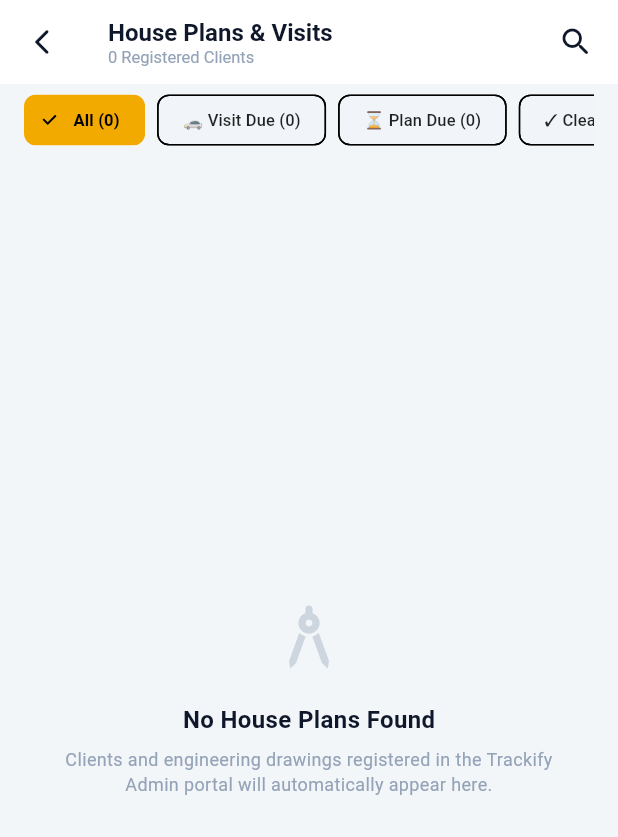
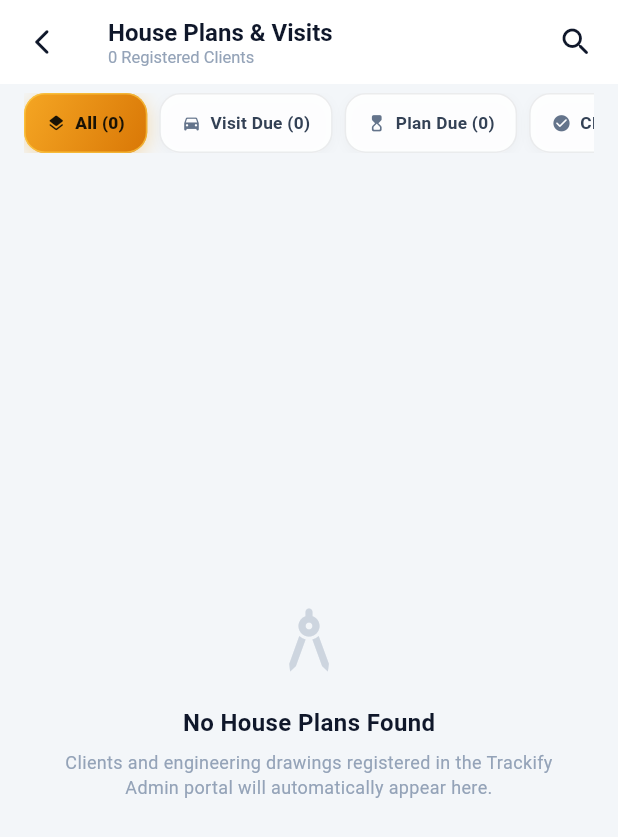
Before and after one commit to Tanvir4801/YS-Trackify, a Flutter app: the HousePlansListScreen screen opened directly, on a phone screen of 412 x 824 dp. Shown: the top 837 px of the screen. Run offline on Flutter 3.47's test engine with Material 3 defaults, Android fonts, the phone set to English and light mode, and no system bars; our stand-ins replace cloud_firestore, cloud_functions, connectivity_plus, device_info_plus, firebase_auth, firebase_core and 16 more; missing offline and left inert: dart:html, excel, firebase_app_check, mobile_scanner; accounts and stored records are empty.

Commit message:
fix: accurate partial paid percentage badge and luxury filter pills without white borders

```diff
--- a/lib/screens/plans/house_plans_list_screen.dart
+++ b/lib/screens/plans/house_plans_list_screen.dart
@@ -184,14 +184,14 @@ class _HousePlansListScreenState extends State<HousePlansListScreen> {
 
   Widget _buildFilterTabs(HousePlansProvider provider, bool isDark) {
     final filters = [
-      {'id': 'all', 'label': 'All (${provider.totalClientsCount})'},
-      {'id': 'visit_due', 'label': '🚗 Visit Due (${provider.visitDueCount})'},
-      {'id': 'plan_pending', 'label': '⏳ Plan Due (${provider.planPendingCount})'},
-      {'id': 'cleared', 'label': '✓ Cleared (${provider.clearedCount})'},
+      {'id': 'all', 'label': 'All (${provider.totalClientsCount})', 'icon': Icons.layers_rounded},
+      {'id': 'visit_due', 'label': 'Visit Due (${provider.visitDueCount})', 'icon': Icons.directions_car_rounded},
+      {'id': 'plan_pending', 'label': 'Plan Due (${provider.planPendingCount})', 'icon': Icons.hourglass_top_rounded},
+      {'id': 'cleared', 'label': 'Cleared (${provider.clearedCount})', 'icon': Icons.check_circle_rounded},
     ];
 
     return Container(
-      height: 48,
+      height: 52,
       padding: const EdgeInsets.symmetric(horizontal: 16, vertical: 6),
       child: ListView.separated(
         scrollDirection: Axis.horizontal,
@@ -200,22 +200,79 @@ class _HousePlansListScreenState extends State<HousePlansListScreen> {
         itemBuilder: (ctx, i) {
           final f = filters[i];
           final isSelected = provider.selectedFilter == f['id'];
-          return ChoiceChip(
-            label: Text(
-              f['label']!,
-              style: TextStyle(
-                fontSize: 11,
-                fontWeight: isSelected ? FontWeight.bold : FontWeight.w500,
-                color: isSelected ? Colors.black : (isDark ? Colors.white70 : Colors.black87),
+          final label = f['label'] as String;
+          final icon = f['icon'] as IconData;
+
+          return BouncyTap(
+            onTap: () {
+              HapticUtils.select();
+              provider.setFilter(f['id'] as String);
+            },
+            child: AnimatedContainer(
+              duration: const Duration(milliseconds: 200),
+              padding: const EdgeInsets.symmetric(horizontal: 14, vertical: 7),
+              decoration: BoxDecoration(
+                gradient: isSelected
+                    ? const LinearGradient(
+                        colors: [Color(0xFFF5A623), Color(0xFFD97706)],
+                        begin: Alignment.topLeft,
+                        end: Alignment.bottomRight,
+                      )
+                    : null,
+                color: isSelected
+                    ? null
+                    : (isDark
+                        ? const Color(0xFF132238).withValues(alpha: 0.70)
+                        : Colors.white.withValues(alpha: 0.90)),
+                borderRadius: BorderRadius.circular(14),
+                border: Border.all(
+                  color: isSelected
+                      ? const Color(0xFFFFD54F).withValues(alpha: 0.6)
+                      : (isDark
+                          ? const Color(0xFF91AAC8).withValues(alpha: 0.16)
+                          : const Color(0xFF0F172A).withValues(alpha: 0.08)),
+                  width: 1,
+                ),
+                boxShadow: [
+                  if (isSelected)
+                    BoxShadow(
+                      color: const Color(0xFFF5A623).withValues(alpha: 0.35),
+                      blurRadius: 10,
+                      offset: const Offset(0, 3),
+                    )
+                  else
+                    BoxShadow(
+                      color: Colors.black.withValues(alpha: isDark ? 0.15 : 0.03),
+                      blurRadius: 6,
+                      offset: const Offset(0, 2),
+                    ),
+                ],
+              ),
+              child: Row(
+                mainAxisSize: MainAxisSize.min,
+                children: [
+                  Icon(
+                    icon,
+                    size: 13,
+                    color: isSelected
+                        ? const Color(0xFF1A1305)
+                        : (isDark ? const Color(0xFF91A7BE) : const Color(0xFF64748B)),
+                  ),
+                  const SizedBox(width: 6),
+                  Text(
+                    label,
+                    style: TextStyle(
+                      fontSize: 11.5,
+                      fontWeight: isSelected ? FontWeight.w800 : FontWeight.w600,
+                      color: isSelected
+                          ? const Color(0xFF1A1305)
+                          : (isDark ? const Color(0xFFCBD5E1) : const Color(0xFF334155)),
+                      letterSpacing: 0.2,
+                    ),
+                  ),
+                ],
               ),
             ),
-            selected: isSelected,
-            selectedColor: AppColors.primaryColor(context),
-            backgroundColor: isDark ? const Color(0xFF132238) : const Color(0xFFF1F5F9),
-            onSelected: (_) {
-              HapticUtils.select();
-              provider.setFilter(f['id']!);
-            },
           );
         },
       ),
@@ -371,15 +428,8 @@ class _HousePlansListScreenState extends State<HousePlansListScreen> {
                                 Column(
                                   crossAxisAlignment: CrossAxisAlignment.end,
                                   children: [
-                                    // 1. Plan Fee Badge
-                                    _buildStatusBadge(
-                                      label: owner.isPlanFeeCleared
-                                          ? '✓ PLAN FEE CLEARED'
-                                          : (owner.planFeePaid >= owner.houseAmount * 0.5
-                                              ? 'HALF PAID (${(owner.planFeePaid / owner.houseAmount * 100).round()}%)'
-                                              : 'PLAN FEE PENDING'),
-                                      isSuccess: owner.isPlanFeeCleared,
-                                    ),
+                                    // 1. Plan Fee Badge (Accurate Partial Paid / Cleared)
+                                    _buildPlanFeeBadge(owner),
 
                                     // 2. Site Visit Badge (if visits exist)
                                     if (owner.siteVisits.isNotEmpty) ...[
@@ -626,6 +676,31 @@ class _HousePlansListScreenState extends State<HousePlansListScreen> {
     );
   }
 
+  Widget _buildPlanFeeBadge(HousePlanOwner owner) {
+    if (owner.isPlanFeeCleared) {
+      return _buildStatusBadge(
+        label: '✓ PLAN FEE CLEARED (100%)',
+        isSuccess: true,
+      );
+    }
+
+    if (owner.planFeePaid > 0 && owner.houseAmount > 0) {
+      final pct = ((owner.planFeePaid / owner.houseAmount) * 100).round();
+      final label = pct == 50 ? 'HALF PAID (50%)' : 'PARTIAL PAID ($pct%)';
+      return _buildStatusBadge(
+        label: label,
+        isSuccess: false,
+        isAmber: true,
+      );
+    }
+
+    return _buildStatusBadge(
+      label: 'PLAN FEE PENDING',
+      isSuccess: false,
+      isAmber: false,
+    );
+  }
+
   Widget _buildStatusBadge({
     required String label,
     required bool isSuccess,
```
Also changed, not shown: 1 other file.
